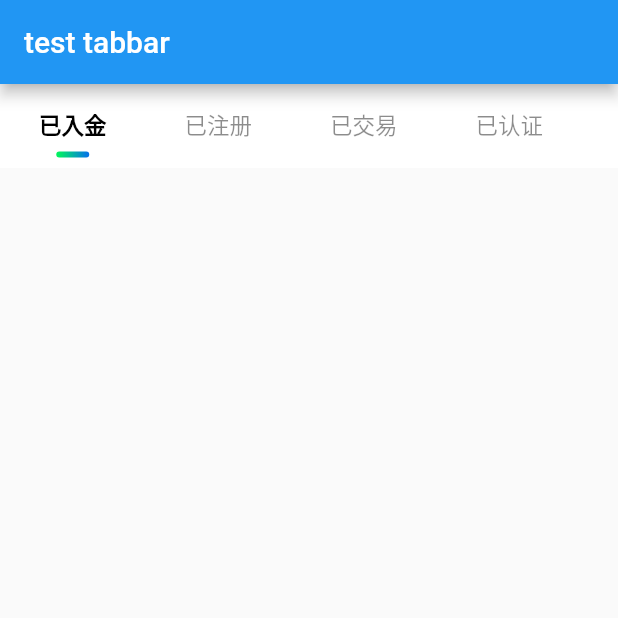
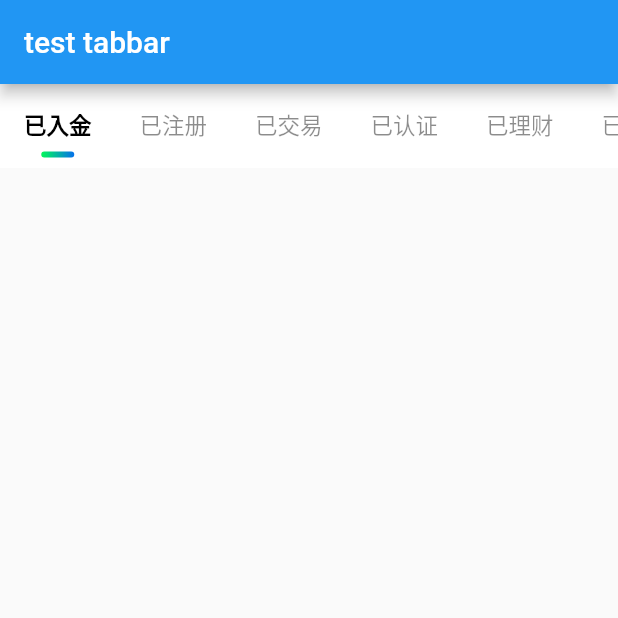
Before and after one commit to huangsongyao/custom_tabbar, a Flutter app: the screen it shows after launch, on a phone screen of 412 x 824 dp, the top half of it. Run offline on Flutter 3.47's test engine with Material 2 defaults, Android fonts, the phone set to English and light mode, and no system bars.

Commit message:
fix: 调整tab的padding效果

```diff
--- a/custom_tab_bar/example/lib/main.dart
+++ b/custom_tab_bar/example/lib/main.dart
@@ -136,12 +136,30 @@ class _TestCustomTabBarState extends State<TestCustomTabBar>
     super.initState();
 
     _configs = [
-      HSYCustomTabBarItemConfigs(text: '已入金'),
-      HSYCustomTabBarItemConfigs(text: '已注册'),
-      HSYCustomTabBarItemConfigs(text: '已交易'),
-      HSYCustomTabBarItemConfigs(text: '已认证'),
-      HSYCustomTabBarItemConfigs(text: '已理财'),
-      HSYCustomTabBarItemConfigs(text: '已登录')
+      HSYCustomTabBarItemConfigs(
+        text: '已入金',
+        horizontals: 16.0,
+      ),
+      HSYCustomTabBarItemConfigs(
+        text: '已注册',
+        horizontals: 16.0,
+      ),
+      HSYCustomTabBarItemConfigs(
+        text: '已交易',
+        horizontals: 16.0,
+      ),
+      HSYCustomTabBarItemConfigs(
+        text: '已认证',
+        horizontals: 16.0,
+      ),
+      HSYCustomTabBarItemConfigs(
+        text: '已理财',
+        horizontals: 16.0,
+      ),
+      HSYCustomTabBarItemConfigs(
+        text: '已登录',
+        horizontals: 16.0,
+      ),
     ];
     _tabController = TabController(
       length: _configs.length,
--- a/custom_tab_bar/lib/custom_tab_bar.dart
+++ b/custom_tab_bar/lib/custom_tab_bar.dart
@@ -10,13 +10,28 @@ typedef HSYCustomTabBarChangedItem = void Function(
     int index, HSYCustomTabBarItemConfigs itemConfigs);
 
 class HSYCustomTabBar extends StatefulWidget {
+  /// 默认选中的位置
   final int initSelectedIndex;
+
+  /// TabBar的padding
   final EdgeInsets tabBarPadding;
+
+  /// TabBar的背景
   final BoxDecoration backgroundDecoration;
+
+  /// TabBar改变选中的item后的事件
   final HSYCustomTabBarChangedItem onChanged;
+
+  /// TabBar的数据源
   final HSYCustomTabBarConfigs initTabBarConfigs;
+
+  /// TabBar控制器
   final TabController tabController;
+
+  /// 动画时间
   final Duration animatedDuration;
+
+  /// TabBar高度
   final double tabHeights;
 
   HSYCustomTabBar({
@@ -100,7 +115,8 @@ class _HSYCustomTabBarState extends State<HSYCustomTabBar>
               ],
             ),
           ),
-      padding: this.widget.tabBarPadding,
+      padding: (this.widget.initTabBarConfigs.tabPadding ??
+          this.widget.tabBarPadding),
       child: TabBar(
         isScrollable: true,
         controller: _tabController,
@@ -116,6 +132,7 @@ class _HSYCustomTabBarState extends State<HSYCustomTabBar>
         labelColor: selected.color,
         unselectedLabelStyle: unselected,
         unselectedLabelColor: unselected.color,
+        labelPadding: EdgeInsets.zero,
         tabs: (this.widget.initTabBarConfigs.tabBarItemConfigs.isNotEmpty
             ? this.widget.initTabBarConfigs.tabBarItemConfigs.map((item) {
                 final int index = this
@@ -125,10 +142,6 @@ class _HSYCustomTabBarState extends State<HSYCustomTabBar>
                     .indexOf(item);
                 return _HSYCustomTabBarItem(
                   configs: item,
-                  textStyle: this
-                      .widget
-                      .initTabBarConfigs
-                      .selectedHighStyle((_selectedIndex == index)),
                   onTap: (HSYCustomTabBarItemConfigs item) {
                     _animatedTo(
                       index: index,
@@ -165,14 +178,12 @@ class _HSYCustomTabBarState extends State<HSYCustomTabBar>
 
 class _HSYCustomTabBarItem extends StatelessWidget {
   final bool showIcons;
-  final TextStyle textStyle;
   final HSYCustomTabBarAlign align;
   final HSYCustomTabBarItemConfigs configs;
   final HSYCustomTabBarGesture onTap;
 
   _HSYCustomTabBarItem({
     Key key,
-    this.textStyle,
     this.showIcons = false,
     this.align = HSYCustomTabBarAlign.IconInTop,
     @required this.configs,
@@ -183,7 +194,6 @@ class _HSYCustomTabBarItem extends StatelessWidget {
   Widget build(BuildContext context) {
     final Text text = Text(
       this.configs.text,
-      // style: this.textStyle,
     );
     return GestureDetector(
       child: Container(
--- a/custom_tab_bar/lib/custom_tab_configs.dart
+++ b/custom_tab_bar/lib/custom_tab_configs.dart
@@ -130,6 +130,9 @@ class HSYCustomTabBarConfigs {
   /// tabbar的指示器配置数据
   final HSYCustomTabBarIndicatorConfig indicatorConfig;
 
+  /// TabBar的padding
+  final EdgeInsets tabPadding;
+
   /// item的text的选中高亮的文本状态
   final TextStyle selectedStyle;
 
@@ -140,6 +143,7 @@ class HSYCustomTabBarConfigs {
     @required this.itemConfigs,
     this.indicatorConfig,
     this.iconAlign = HSYCustomTabBarAlign.IconInTop,
+    this.tabPadding = EdgeInsets.zero,
     this.unselectedStyle,
     this.selectedStyle,
   });
--- a/custom_tab_bar/pubspec.yaml
+++ b/custom_tab_bar/pubspec.yaml
@@ -1,6 +1,6 @@
 name: custom_tab_bar
 description: 高度自定义TabBar
-version: 0.1.3
+version: 0.1.4
 homepage: https://github.com/huangsongyao/custom_tabbar
 
 environment:
```
Also changed, not shown: custom_tab_bar/example/pubspec.lock.
